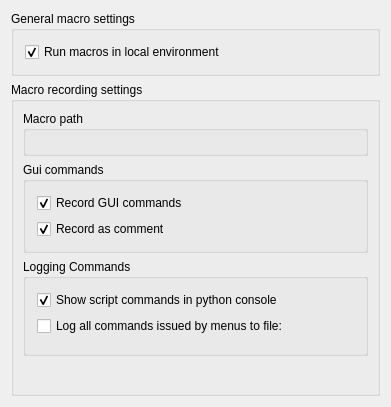
This is src/Gui/DlgSettingsMacro.ui in southseact-3d/fcd as Qt 5 draws it before an edit. The edited form follows.
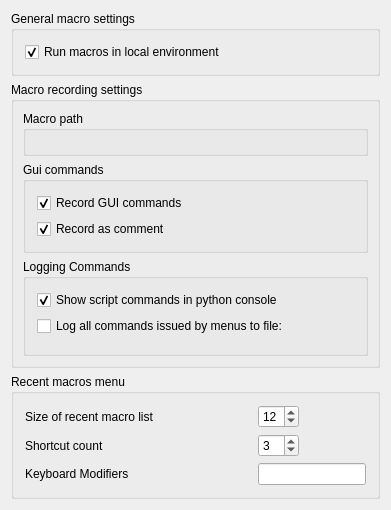
This is the edited form. Custom widgets are drawn as their Qt base class.

Commit message: [Macro Menu] add Recent macros to Macro menu + list size preference.  Executes selected macro or if Shift+click opens macro in editor.

```diff
--- a/src/Gui/DlgSettingsMacro.ui
+++ b/src/Gui/DlgSettingsMacro.ui
@@ -54,19 +54,6 @@
       <property name="spacing">
        <number>6</number>
       </property>
-      <item row="3" column="0">
-       <spacer>
-        <property name="orientation">
-         <enum>Qt::Vertical</enum>
-        </property>
-        <property name="sizeHint" stdset="0">
-         <size>
-          <width>20</width>
-          <height>40</height>
-         </size>
-        </property>
-       </spacer>
-      </item>
       <item row="2" column="0">
        <widget class="QGroupBox" name="groupBox4">
         <property name="title">
@@ -214,10 +201,152 @@
      </layout>
     </widget>
    </item>
+   <item row="2" column="0">
+   <widget class="QGroupBox" name="recentmacrosgroupBox">
+    <property name="title">
+     <string>Recent macros menu</string>
+    </property>
+    <layout class="QGridLayout" name="recentmacrosgridLayout">
+     <item row="0" column="0">
+      <widget class="QLabel" name="recentMacroListLabel">
+       <property name="text">
+        <string>Size of recent macro list</string>
+       </property>
+      </widget>
+     </item>
+     <item row="0" column="1">
+      <spacer name="horizontalSpacer">
+       <property name="orientation">
+        <enum>Qt::Horizontal</enum>
+       </property>
+       <property name="sizeHint" stdset="0">
+        <size>
+         <width>40</width>
+         <height>20</height>
+        </size>
+       </property>
+      </spacer>
+     </item>
+     <item row="0" column="5">
+      <widget class="Gui::PrefSpinBox" name="RecentMacros">
+       <property name="toolTip">
+        <string>How many macros should be listed in recent macros list</string>
+       </property>
+       <property name="value">
+        <number>12</number>
+       </property>
+       <property name="prefEntry" stdset="0">
+        <cstring>RecentMacros</cstring>
+       </property>
+       <property name="prefPath" stdset="0">
+        <cstring>RecentMacros</cstring>
+       </property>
+      </widget>
+     </item>
+     <item row="1" column="0">
+      <widget class="QLabel" name="recentMacroListShortcutCountLabel">
+       <property name="text">
+        <string>Shortcut count</string>
+       </property>
+      </widget>
+     </item>
+     <item row="1" column="1">
+      <spacer name="horizontalSpacer_2">
+       <property name="orientation">
+        <enum>Qt::Horizontal</enum>
+       </property>
+       <property name="sizeHint" stdset="0">
+        <size>
+         <width>40</width>
+         <height>20</height>
+        </size>
+       </property>
+      </spacer>
+     </item>
+     <item row="1" column="5">
+      <widget class="Gui::PrefSpinBox" name="ShortcutCount">
+       <property name="toolTip">
+        <string>How many recent macros should have shortcuts</string>
+       </property>
+       <property name="value">
+        <number>3</number>
+       </property>
+       <property name="prefEntry" stdset="0">
+        <cstring>ShortcutCount</cstring>
+       </property>
+       <property name="prefPath" stdset="0">
+        <cstring>RecentMacros</cstring>
+       </property>
+      </widget>
+     </item>
+     <item row="2" column="0">
+      <widget class="QLabel" name="ShorcutModifiersLabel">
+       <property name="text">
+        <string>Keyboard Modifiers</string>
+       </property>
+      </widget>
+     </item>
+     <item row="2" column="1">
+      <spacer name="horizontalSpacer_3">
+       <property name="orientation">
+        <enum>Qt::Horizontal</enum>
+       </property>
+       <property name="sizeHint" stdset="0">
+        <size>
+         <width>40</width>
+         <height>20</height>
+        </size>
+       </property>
+      </spacer>
+     </item>
+     <item row="2" column="5" colspan="3">
+      <widget class="Gui::PrefLineEdit" name="ShortcutModifiers">
+       <property name="toolTip">
+        <string>Keyboard modifiers, default = Ctrl+Shift+</string>
+       </property>
+       <property name="prefEntry" stdset="0">
+        <cstring>ShortcutModifiers</cstring>
+       </property>
+       <property name="prefPath" stdset="0">
+        <cstring>RecentMacros</cstring>
+       </property>
+      </widget>
+     </item>
+    </layout>
+   </widget>
+  </item>
+  <item row="3" column="0">
+   <spacer>
+    <property name="orientation">
+     <enum>Qt::Vertical</enum>
+    </property>
+    <property name="sizeHint" stdset="0">
+     <size>
+      <width>20</width>
+      <height>40</height>
+     </size>
+    </property>
+   </spacer>
+  </item>
   </layout>
  </widget>
  <layoutdefault spacing="6" margin="11"/>
  <customwidgets>
+ <customwidget>
+  <class>Gui::PrefLineEdit</class>
+  <extends>QLineEdit</extends>
+  <header>Gui/PrefWidgets.h</header>
+ </customwidget>
+ <customwidget>
+  <class>Gui::PrefSpinBox</class>
+  <extends>QSpinBox</extends>
+  <header>Gui/PrefWidgets.h</header>
+ </customwidget>
+  <customwidget>
+   <class>Gui::PrefCheckBox</class>
+   <extends>QCheckBox</extends>
+   <header>Gui/PrefWidgets.h</header>
+  </customwidget>
   <customwidget>
    <class>Gui::FileChooser</class>
    <extends>QWidget</extends>
@@ -228,11 +357,6 @@
    <extends>Gui::FileChooser</extends>
    <header>Gui/PrefWidgets.h</header>
   </customwidget>
-  <customwidget>
-   <class>Gui::PrefCheckBox</class>
-   <extends>QCheckBox</extends>
-   <header>Gui/PrefWidgets.h</header>
-  </customwidget>
  </customwidgets>
  <resources/>
  <connections>
```
Left out of the diff: 53 changed lines with no effect on the pictures. The commit also changes 9 other files.
